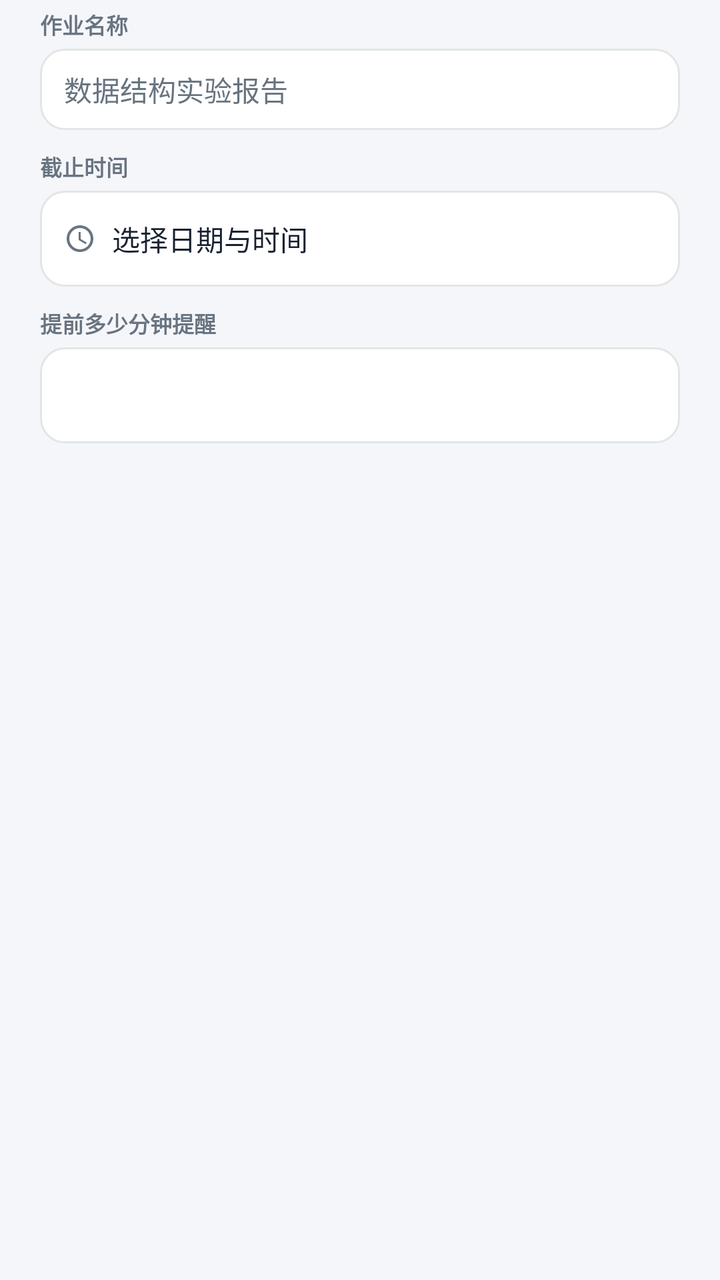
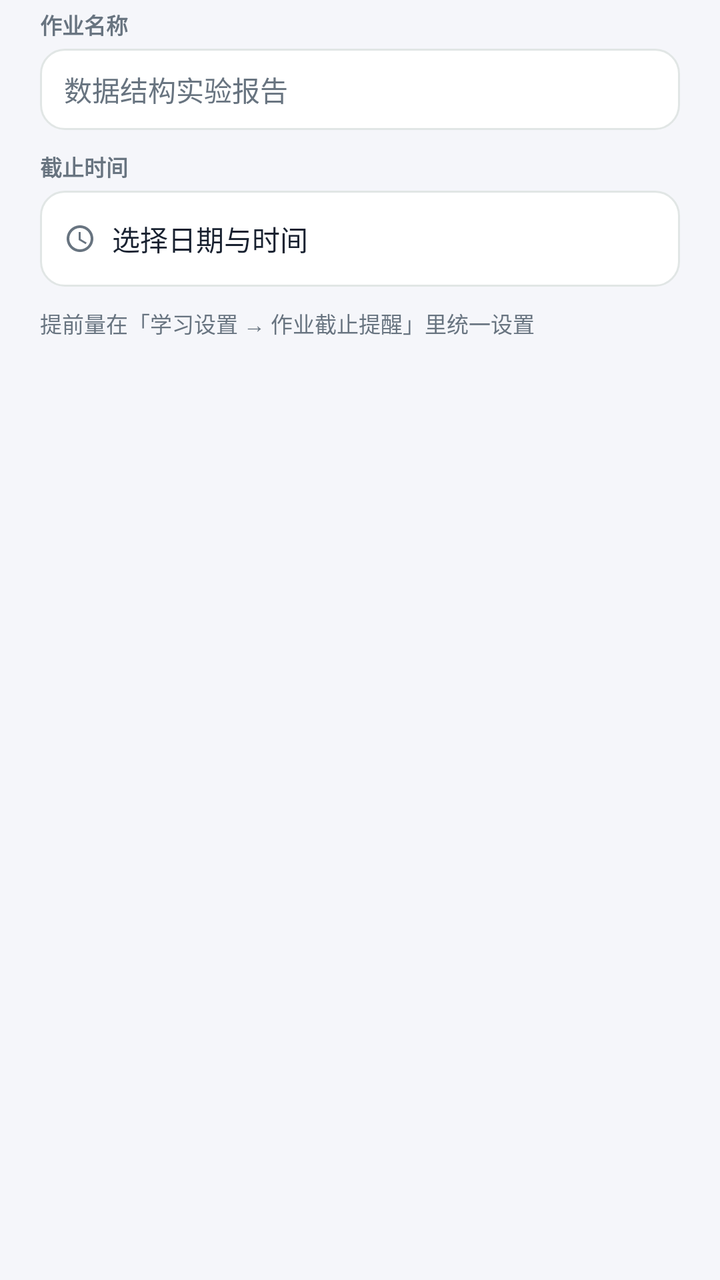

Two renders of the same Android screen: before a commit and after it. Below are the layout's source before the change and the commit's diff.
<!-- AndroidManifest.xml: application theme Theme.RouteWorkshop -->
<!-- res/layout/dialog_study_homework.xml -->
<?xml version="1.0" encoding="utf-8"?>
<ScrollView xmlns:android="http://schemas.android.com/apk/res/android"
    android:layout_width="match_parent"
    android:layout_height="wrap_content"
    android:fillViewport="true"
    android:scrollbars="none">
    <LinearLayout
        android:layout_width="match_parent"
        android:layout_height="wrap_content"
        android:orientation="vertical"
        android:paddingHorizontal="@dimen/space_4xl"
        android:paddingTop="@dimen/space_xs"
        android:paddingBottom="@dimen/space_xs">
        <TextView
            style="@style/Text.Unloop.Caption"
            android:layout_width="wrap_content"
            android:layout_height="wrap_content"
            android:text="@string/study_homework_name"
            android:textStyle="bold" />
        <EditText
            android:id="@+id/inputHomeworkName"
            android:layout_width="match_parent"
            android:layout_height="wrap_content"
            android:layout_marginTop="@dimen/space_xs"
            android:background="@drawable/bg_study_input"
            android:hint="@string/study_homework_name_hint"
            android:importantForAutofill="no"
            android:inputType="text"
            android:maxLines="1"
            android:paddingHorizontal="@dimen/space_xl"
            android:paddingVertical="@dimen/space_lg"
            android:textColor="@color/campus_ink"
            android:textColorHint="@color/fm_muted"
            android:textSize="@dimen/text_body" />
        <TextView
            style="@style/Text.Unloop.Caption"
            android:layout_width="wrap_content"
            android:layout_height="wrap_content"
            android:layout_marginTop="@dimen/space_lg"
            android:text="@string/study_homework_deadline"
            android:textStyle="bold" />
        <LinearLayout
            android:id="@+id/rowHomeworkDeadline"
            android:layout_width="match_parent"
            android:layout_height="@dimen/touch_min"
            android:layout_marginTop="@dimen/space_xs"
            android:background="@drawable/bg_study_input"
            android:clickable="true"
            android:focusable="true"
            android:gravity="center_vertical"
            android:orientation="horizontal"
            android:paddingHorizontal="@dimen/space_xl">
            <ImageView
                android:layout_width="16dp"
                android:layout_height="16dp"
                android:contentDescription="@null"
                android:src="@drawable/ic_study_clock" />
            <TextView
                style="@style/Text.Unloop.Body"
                android:id="@+id/textHomeworkDeadlineValue"
                android:layout_width="0dp"
                android:layout_height="wrap_content"
                android:layout_marginStart="@dimen/space_md"
                android:layout_weight="1"
                android:singleLine="true"
                android:text="@string/study_homework_deadline_pick" />
        </LinearLayout>
        <TextView
            style="@style/Text.Unloop.Caption"
            android:layout_width="wrap_content"
            android:layout_height="wrap_content"
            android:layout_marginTop="@dimen/space_lg"
            android:text="@string/study_homework_lead"
            android:textStyle="bold" />
        <EditText
            android:id="@+id/inputHomeworkLead"
            android:layout_width="match_parent"
            android:layout_height="@dimen/touch_min"
            android:layout_marginTop="@dimen/space_xs"
            android:background="@drawable/bg_study_input"
            android:importantForAutofill="no"
            android:inputType="number"
            android:maxLines="1"
            android:paddingHorizontal="@dimen/space_xl"
            android:textColor="@color/campus_ink"
            android:textSize="@dimen/text_body" />
        <TextView
            style="@style/Text.Unloop.Caption"
            android:id="@+id/textHomeworkRemindPreview"
            android:layout_width="match_parent"
            android:layout_height="wrap_content"
            android:layout_marginTop="@dimen/space_md" />
    </LinearLayout>
</ScrollView>
<!-- resources referenced by this layout -->
<resources>
  <color name="campus_ink">@color/fm_text</color>
  <color name="fm_muted">#687480</color>
  <dimen name="space_4xl">20dp</dimen>
  <dimen name="space_lg">10dp</dimen>
  <dimen name="space_md">8dp</dimen>
  <dimen name="space_xl">12dp</dimen>
  <dimen name="space_xs">4dp</dimen>
  <dimen name="text_body">14sp</dimen>
  <dimen name="touch_min">48dp</dimen>
  <!-- drawable bg_study_input (drawable) -->
  <?xml version="1.0" encoding="utf-8"?>
  <shape xmlns:android="http://schemas.android.com/apk/res/android"
      android:shape="rectangle">
      <solid android:color="@color/fm_surface" />
      <corners android:radius="12dp" />
      <stroke
          android:width="1dp"
          android:color="@color/campus_card_stroke" />
  </shape>
  <!-- drawable ic_study_clock (drawable) -->
  <vector xmlns:android="http://schemas.android.com/apk/res/android"
      android:width="24dp"
      android:height="24dp"
      android:viewportWidth="24"
      android:viewportHeight="24">
      <path
          android:fillColor="@color/campus_muted"
          android:pathData="M11.99,2C6.47,2 2,6.48 2,12s4.47,10 9.99,10C17.52,22 22,17.52 22,12S17.52,2 11.99,2zM12,20c-4.42,0 -8,-3.58 -8,-8s3.58,-8 8,-8 8,3.58 8,8 -3.58,8 -8,8zM12.5,7H11v6l5.25,3.15 0.75,-1.23 -4.5,-2.67z" />
  </vector>
  <string name="study_homework_deadline">截止时间</string>
  <string name="study_homework_deadline_pick">选择日期与时间</string>
  <string name="study_homework_lead">提前多少分钟提醒</string>
  <string name="study_homework_name">作业名称</string>
  <string name="study_homework_name_hint">数据结构实验报告</string>
  <style name="Text.Unloop.Body" parent="">
          <item name="android:textColor">@color/campus_ink</item>
          <item name="android:textSize">@dimen/text_body</item>
      </style>
  <style name="Text.Unloop.Caption" parent="">
          <item name="android:textColor">@color/campus_muted</item>
          <item name="android:textSize">@dimen/text_caption</item>
      </style>
  <color name="fm_text">#182130</color>
  <color name="fm_surface">#FFFFFF</color>
  <color name="campus_card_stroke">@color/fm_border</color>
  <color name="campus_muted">@color/fm_muted</color>
  <dimen name="text_caption">11sp</dimen>
  <color name="fm_brand">#147C4B</color>
  <color name="fm_on_brand">#FFFFFF</color>
  <color name="fm_surface_alt">#E5F5EB</color>
  <color name="fm_link">#147C4B</color>
  <color name="fm_background">#F5F6FA</color>
  <color name="fm_text_secondary">#66717F</color>
  <color name="fm_border">#E1E6E5</color>
  <style name="Animation.Legion.Activity" parent="@android:style/Animation.Activity">
          <item name="android:activityOpenEnterAnimation">@anim/fm_fade_in</item>
          <item name="android:activityOpenExitAnimation">@anim/fm_hold</item>
          <item name="android:activityCloseEnterAnimation">@anim/fm_fade_in</item>
          <item name="android:activityCloseExitAnimation">@anim/fm_fade_out</item>
      </style>
  <style name="Widget.Legion.FinmoriButton" parent="Widget.Material3.Button"><item name="cornerRadius">16dp</item><item name="android:minHeight">48dp</item></style>
  <!-- unchanged entries left out for length: 1 -->
</resources>

<!-- the commit's change to res/layout/dialog_study_homework.xml (unified diff, before → after) -->
@@ -67,23 +67,10 @@
         </LinearLayout>
         <TextView
             style="@style/Text.Unloop.Caption"
-            android:layout_width="wrap_content"
+            android:layout_width="match_parent"
             android:layout_height="wrap_content"
             android:layout_marginTop="@dimen/space_lg"
-            android:text="@string/study_homework_lead"
-            android:textStyle="bold" />
-        <EditText
-            android:id="@+id/inputHomeworkLead"
-            android:layout_width="match_parent"
-            android:layout_height="@dimen/touch_min"
-            android:layout_marginTop="@dimen/space_xs"
-            android:background="@drawable/bg_study_input"
-            android:importantForAutofill="no"
-            android:inputType="number"
-            android:maxLines="1"
-            android:paddingHorizontal="@dimen/space_xl"
-            android:textColor="@color/campus_ink"
-            android:textSize="@dimen/text_body" />
+            android:text="@string/study_homework_lead_global" />
         <TextView
             style="@style/Text.Unloop.Caption"
             android:id="@+id/textHomeworkRemindPreview"
<!-- resource entries referenced after the edit -->
@@ -31,7 +31,7 @@
   </vector>
   <string name="study_homework_deadline">截止时间</string>
   <string name="study_homework_deadline_pick">选择日期与时间</string>
-  <string name="study_homework_lead">提前多少分钟提醒</string>
+  <string name="study_homework_lead_global">提前量在「学习设置 → 作业截止提醒」里统一设置</string>
   <string name="study_homework_name">作业名称</string>
   <string name="study_homework_name_hint">数据结构实验报告</string>
   <style name="Text.Unloop.Body" parent="">
